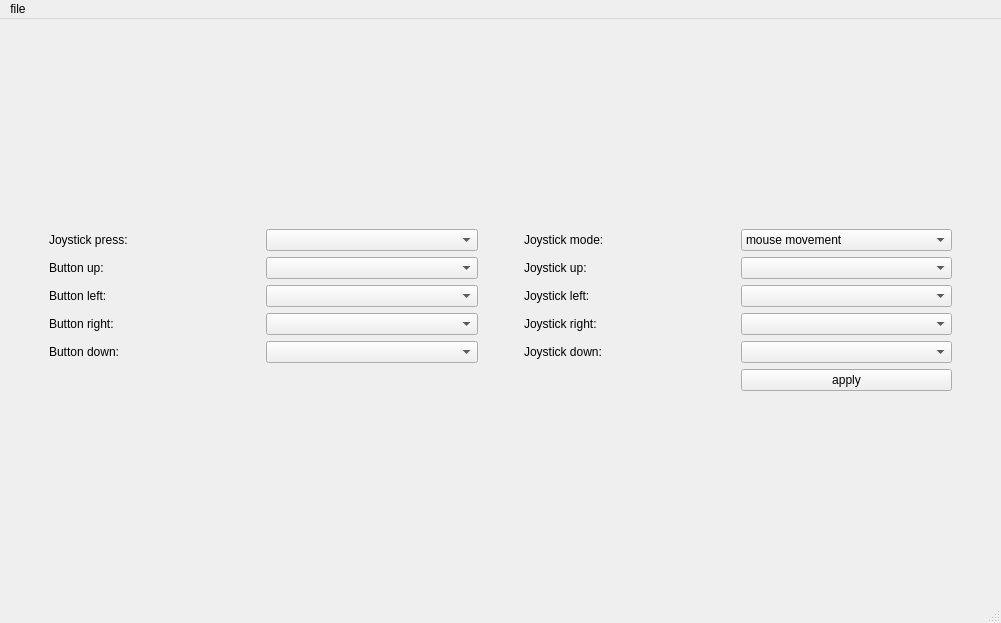
NicolasWelferKirinus/arduino-gamepad, file mainwindow.ui: the form before one commit.
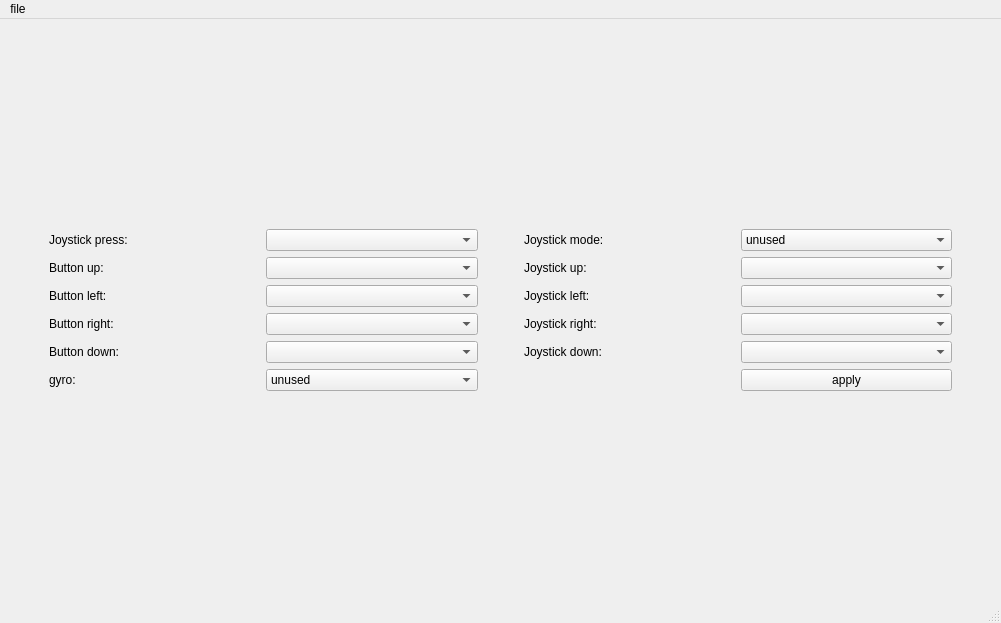
The form after the commit. Icons and pictures are not drawn.

```diff
--- a/mainwindow.ui
+++ b/mainwindow.ui
@@ -117,6 +117,11 @@
       </item>
       <item row="0" column="4">
        <widget class="QComboBox" name="joystic_mode">
+        <item>
+         <property name="text">
+          <string>unused</string>
+         </property>
+        </item>
         <item>
          <property name="text">
           <string>mouse movement</string>
@@ -230,6 +235,42 @@
         </property>
        </widget>
       </item>
+      <item row="5" column="0">
+       <widget class="QLabel" name="label_11">
+        <property name="text">
+         <string>gyro:</string>
+        </property>
+       </widget>
+      </item>
+      <item row="5" column="1">
+       <widget class="QComboBox" name="gyro">
+        <item>
+         <property name="text">
+          <string>unused</string>
+         </property>
+        </item>
+        <item>
+         <property name="text">
+          <string>mouse movement</string>
+         </property>
+        </item>
+        <item>
+         <property name="text">
+          <string>Xinput left joystick</string>
+         </property>
+        </item>
+        <item>
+         <property name="text">
+          <string>Xinput right joystick</string>
+         </property>
+        </item>
+        <item>
+         <property name="text">
+          <string>directinput joystick</string>
+         </property>
+        </item>
+       </widget>
+      </item>
      </layout>
     </item>
    </layout>
```
